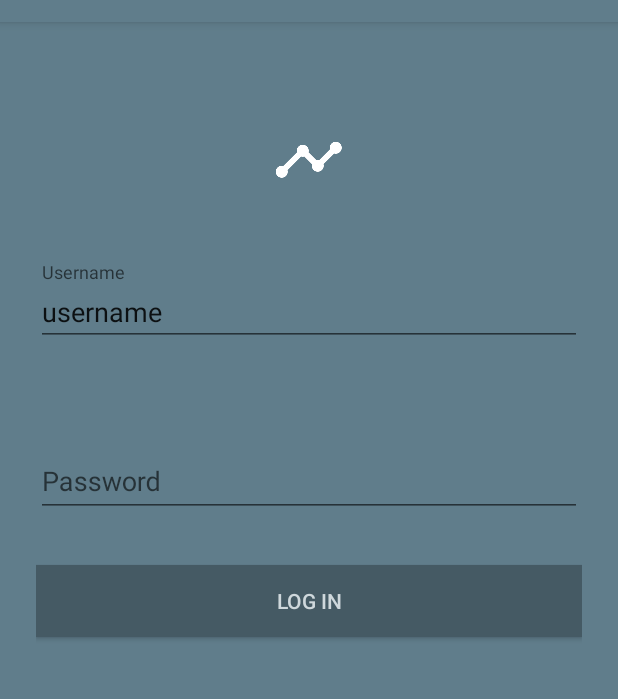
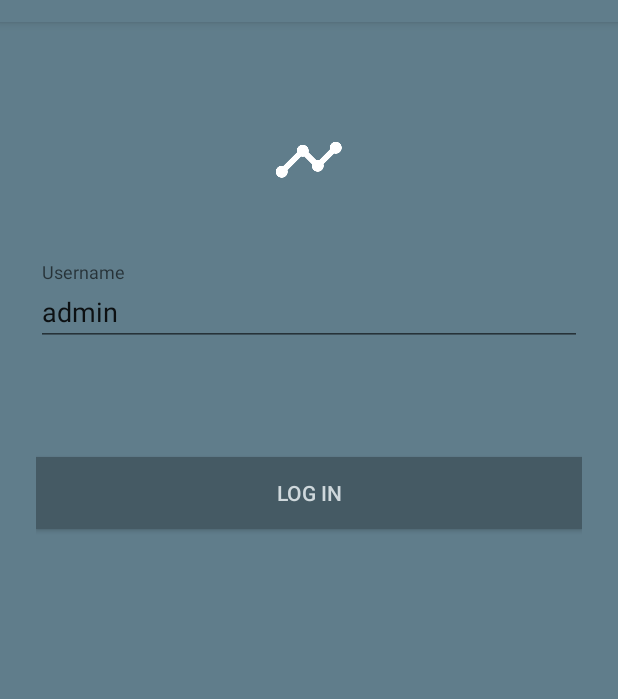
Before and after one commit to sho-87/sensor-record, an Android app: the screen it shows after launch (LoginActivity), on a phone screen of 412 x 824 dp, the part 62-761 px from its top. Run offline under Robolectric (Android 15) with nearby library versions, the phone set to English and light mode, and no system bars.

Commit message:
Remove password entry

```diff
--- a/app/src/main/java/ca/simonho/sensorrecord/LoginActivity.java
+++ b/app/src/main/java/ca/simonho/sensorrecord/LoginActivity.java
@@ -16,7 +16,6 @@ import android.widget.EditText;
 public class LoginActivity extends AppCompatActivity {
 
     EditText usernameText;
-    EditText passwordText;
     Button loginButton;
 
     final String[] PERMISSIONS = {Manifest.permission.WRITE_EXTERNAL_STORAGE,
@@ -40,9 +39,8 @@ public class LoginActivity extends AppCompatActivity {
 
         setContentView(R.layout.activity_login);
 
-        //get fields and set username by default
+        //get fields
         usernameText = (EditText) findViewById(R.id.input_user);
-        passwordText = (EditText) findViewById(R.id.input_password);
         loginButton = (Button) findViewById(R.id.btn_login);
         showItems(true);
 
@@ -84,13 +82,11 @@ public class LoginActivity extends AppCompatActivity {
     public void showItems(Boolean show){
         if (show){
             usernameText.setEnabled(true);
-            passwordText.setEnabled(true);
             loginButton.setEnabled(true);
             loginButton.setAlpha(1);
-            usernameText.setText("username");
+            usernameText.setText("admin");
         } else {
             usernameText.setEnabled(false);
-            passwordText.setEnabled(false);
             loginButton.setEnabled(false);
             loginButton.setAlpha(0.3f);
             usernameText.setText("");
@@ -107,10 +103,6 @@ public class LoginActivity extends AppCompatActivity {
     }
 
     public void authenticateUser(View view) {
-
-        EditText username = (EditText) findViewById(R.id.input_user);
-        EditText password = (EditText) findViewById(R.id.input_password);
-
         Intent intent = new Intent(LoginActivity.this, MainActivity.class);
         intent.setFlags(Intent.FLAG_ACTIVITY_CLEAR_TOP);
         startActivity(intent);
--- a/app/src/main/res/layout/activity_login.xml
+++ b/app/src/main/res/layout/activity_login.xml
@@ -38,19 +38,6 @@
                 android:hint="@string/hint_username" />
         </android.support.design.widget.TextInputLayout>
 
-        <!-- Password Label -->
-        <android.support.design.widget.TextInputLayout
-            android:layout_width="match_parent"
-            android:layout_height="wrap_content"
-            android:layout_marginTop="8dp"
-            android:layout_marginBottom="8dp">
-            <EditText android:id="@+id/input_password"
-                android:layout_width="match_parent"
-                android:layout_height="wrap_content"
-                android:inputType="textPassword"
-                android:hint="@string/hint_password"/>
-        </android.support.design.widget.TextInputLayout>
-
         <android.support.v7.widget.AppCompatButton
             android:id="@+id/btn_login"
             android:layout_width="fill_parent"
--- a/app/src/main/res/values/strings.xml
+++ b/app/src/main/res/values/strings.xml
@@ -5,7 +5,6 @@
     <string name="title_activity_login">Log in</string>
     <string name="login_title">Log in</string>
     <string name="hint_username">Username</string>
-    <string name="hint_password">Password</string>
     <string name="login_button_text">Log in</string>
 
     <!-- Snackbars -->
```
